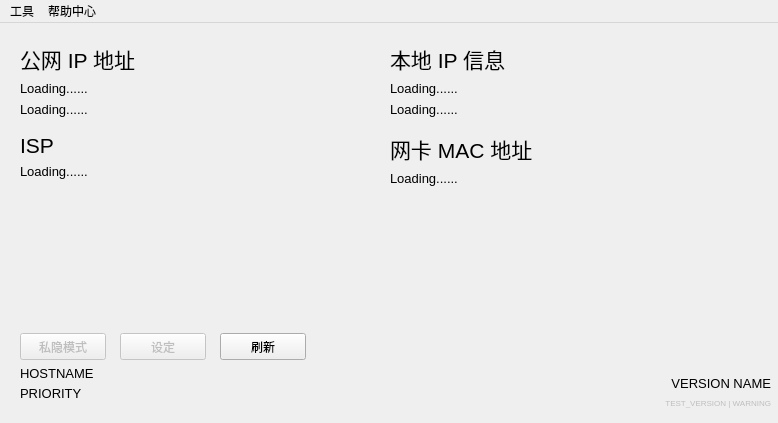
Before: the Qt Designer form src/Home.ui in CipherTools-Dev/Cipher_Tools, drawn with Qt 5.
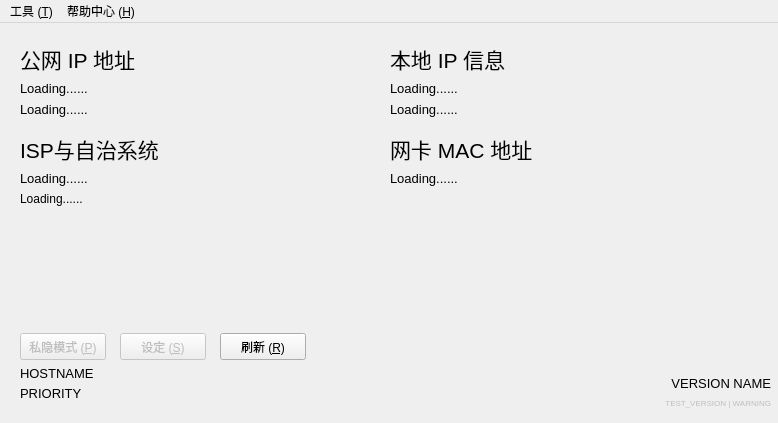
After: the same form once the commit is applied. Icons and pictures are not drawn.

Commit message: ⚡️将 QNAM 实例设置为单一 QNAM sessionNet，✨ 加入基于 ipinfo 的 ASN 检测，加入部分按钮的键盘操作，📝加入 Chromium 的授权文件

The edit to the form file:
```diff
--- a/src/Home.ui
+++ b/src/Home.ui
@@ -31,7 +31,7 @@
      </rect>
     </property>
     <property name="text">
-     <string>私隐模式</string>
+     <string>私隐模式 (&amp;P)</string>
     </property>
    </widget>
    <widget class="QPushButton" name="settings">
@@ -47,7 +47,7 @@
      </rect>
     </property>
     <property name="text">
-     <string>设定</string>
+     <string>设定 (&amp;S)</string>
     </property>
    </widget>
    <widget class="QLabel" name="hostname">
@@ -74,7 +74,7 @@
       <x>20</x>
       <y>20</y>
       <width>351</width>
-      <height>87</height>
+      <height>91</height>
      </rect>
     </property>
     <layout class="QFormLayout" name="formLayout_2">
@@ -125,7 +125,7 @@
       <x>20</x>
       <y>110</y>
       <width>351</width>
-      <height>71</height>
+      <height>81</height>
      </rect>
     </property>
     <layout class="QFormLayout" name="formLayout_4">
@@ -140,7 +140,7 @@
         </font>
        </property>
        <property name="text">
-        <string>ISP</string>
+        <string>ISP与自治系统</string>
        </property>
       </widget>
      </item>
@@ -159,6 +159,13 @@
        </property>
       </widget>
      </item>
+     <item row="2" column="0">
+      <widget class="QLabel" name="asn">
+       <property name="text">
+        <string>Loading......</string>
+       </property>
+      </widget>
+     </item>
     </layout>
    </widget>
    <widget class="QWidget" name="layoutWidget">
@@ -167,7 +174,7 @@
       <x>390</x>
       <y>20</y>
       <width>351</width>
-      <height>81</height>
+      <height>91</height>
      </rect>
     </property>
     <layout class="QFormLayout" name="formLayout">
@@ -215,7 +222,7 @@
       <x>390</x>
       <y>110</y>
       <width>351</width>
-      <height>71</height>
+      <height>81</height>
      </rect>
     </property>
     <layout class="QFormLayout" name="formLayout_6">
@@ -258,7 +265,7 @@
      </rect>
     </property>
     <property name="text">
-     <string>刷新</string>
+     <string>刷新 (&amp;R)</string>
     </property>
    </widget>
    <widget class="QLabel" name="priority">
@@ -351,7 +358,7 @@
    </property>
    <widget class="QMenu" name="helpcenter">
     <property name="title">
-     <string>帮助中心</string>
+     <string>帮助中心 (&amp;H)</string>
     </property>
     <widget class="QMenu" name="repos">
      <property name="title">
@@ -386,7 +393,7 @@
      <bool>false</bool>
     </property>
     <property name="title">
-     <string>工具</string>
+     <string>工具 (&amp;T)</string>
     </property>
     <widget class="QMenu" name="Ping">
      <property name="enabled">
```
Left out of the diff: 22 changed lines with no effect on the pictures. The commit also changes 4 other files.
